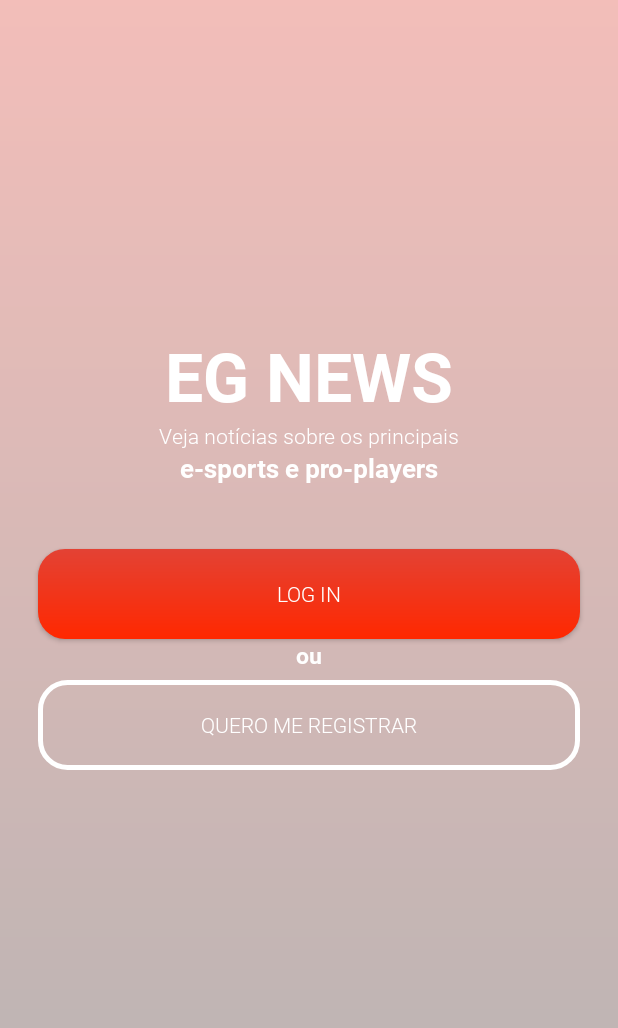
After one commit to Daniel-faculdade/e-news, an Android app: the layout activity_home.xml on its own in the app's theme, with its tools: preview values and no code run, on a phone screen of 412 x 824 dp. The commit adds this screen. Shown: the top 1028 px of the screen. Run offline under Robolectric (Android 15) with nearby library versions, the phone set to English and light mode, and no system bars.

Commit message:
criação home e service

```diff
--- a/app/src/main/AndroidManifest.xml
+++ b/app/src/main/AndroidManifest.xml
@@ -12,7 +12,7 @@
         android:roundIcon="@mipmap/ic_launcher_round"
         android:supportsRtl="true"
         android:theme="@style/Theme.Enews">
-        <activity android:name=".ui.activities.MainActivity">
+        <activity android:name=".ui.activities.HomeActivity">
             <intent-filter>
                 <action android:name="android.intent.action.MAIN" />
 
--- /dev/null
+++ b/app/src/main/java/br/com/stockstalk/enews/models/Account.kt
@@ -0,0 +1,7 @@
+package br.com.stockstalk.enews.models
+
+class Account {
+    var name: String? = ""
+    var email: String? = ""
+    var password: String? = ""
+}
--- /dev/null
+++ b/app/src/main/java/br/com/stockstalk/enews/services/AccountService.kt
@@ -0,0 +1,19 @@
+package br.com.stockstalk.enews.services
+
+import br.com.stockstalk.enews.models.Account
+import retrofit2.Call
+import retrofit2.http.Body
+import retrofit2.http.POST
+
+interface AccountService {
+
+    @POST("account")
+    fun create(@Body account: Account): Call<Account>
+
+    @POST("account/forgot")
+    fun forgot(@Body account: Account): Call<Void>
+    // Para os casos que a api não retornar JSON nenhum utilize o Void
+
+    @POST("account/auth")
+    fun auth(@Body account: Account): Call<Account>
+}
--- /dev/null
+++ b/app/src/main/java/br/com/stockstalk/enews/services/RetrofitInitializerUser.kt
@@ -0,0 +1,17 @@
+package br.com.stockstalk.enews.services
+
+import retrofit2.Retrofit
+import retrofit2.converter.gson.GsonConverterFactory
+
+class RetrofitInitializerUser {
+
+    private val retrofit = Retrofit.Builder()
+        .baseUrl("https://api.fluo.work/v1/")
+        .addConverterFactory(GsonConverterFactory.create())
+        .build()
+
+
+    fun AccountService(): AccountService{
+        return retrofit.create(AccountService::class.java)
+    }
+}
--- /dev/null
+++ b/app/src/main/java/br/com/stockstalk/enews/ui/activities/HomeActivity.kt
@@ -0,0 +1,13 @@
+package br.com.stockstalk.enews.ui.activities
+
+import android.os.Bundle
+import androidx.appcompat.app.AppCompatActivity
+import br.com.stockstalk.enews.R
+
+class HomeActivity: AppCompatActivity() {
+
+    override fun onCreate(savedInstanceState: Bundle?) {
+        super.onCreate(savedInstanceState)
+        setContentView(R.layout.activity_login)
+    }
+}
--- a/app/src/main/java/br/com/stockstalk/enews/ui/activities/MainActivity.kt
+++ b/app/src/main/java/br/com/stockstalk/enews/ui/activities/LoginActivity.kt
@@ -4,9 +4,9 @@ import androidx.appcompat.app.AppCompatActivity
 import android.os.Bundle
 import br.com.stockstalk.enews.R
 
-class MainActivity : AppCompatActivity() {
+class LoginActivity : AppCompatActivity() {
     override fun onCreate(savedInstanceState: Bundle?) {
         super.onCreate(savedInstanceState)
-        setContentView(R.layout.activity_main)
+        setContentView(R.layout.activity_login)
     }
 }
--- /dev/null
+++ b/app/src/main/java/br/com/stockstalk/enews/ui/activities/RegisterActivity.kt
@@ -0,0 +1,15 @@
+package br.com.stockstalk.enews.ui.activities
+
+import android.os.Bundle
+import androidx.appcompat.app.AppCompatActivity
+import br.com.stockstalk.enews.R
+
+class RegisterActivity : AppCompatActivity() {
+
+    override fun onCreate(savedInstanceState: Bundle?) {
+        super.onCreate(savedInstanceState)
+        setContentView(R.layout.activity_register)
+    }
+
+
+}
--- /dev/null
+++ b/app/src/main/res/drawable/button_background.xml
@@ -0,0 +1,10 @@
+<?xml version="1.0" encoding="utf-8"?>
+<shape xmlns:android="http://schemas.android.com/apk/res/android">
+    <gradient
+        android:angle="90"
+        android:startColor="@color/DarkOrange"
+        android:endColor="@color/lightOrange"
+        />
+    <corners
+        android:radius="18dp"/>
+</shape>
--- /dev/null
+++ b/app/src/main/res/drawable/buttonborder_background.xml
@@ -0,0 +1,9 @@
+<?xml version="1.0" encoding="utf-8"?>
+<shape xmlns:android="http://schemas.android.com/apk/res/android">
+    <solid
+        android:color="@color/transparent"
+        />
+    <stroke android:width="3dp" android:color="@color/white"/>
+    <corners
+        android:radius="18dp"/>
+</shape>
--- /dev/null
+++ b/app/src/main/res/drawable/home_background.xml
@@ -0,0 +1,10 @@
+<?xml version="1.0" encoding="utf-8"?>
+<shape xmlns:android="http://schemas.android.com/apk/res/android">
+<gradient
+    android:angle="90"
+    android:startColor="@color/brown"
+    android:endColor="@color/orange"
+    />
+
+
+</shape>
--- /dev/null
+++ b/app/src/main/res/layout/activity_home.xml
@@ -0,0 +1,82 @@
+<?xml version="1.0" encoding="utf-8"?>
+<RelativeLayout xmlns:android="http://schemas.android.com/apk/res/android"
+    android:layout_width="match_parent"
+    android:layout_height="match_parent"
+    android:background="@drawable/home_background">
+
+    <TextView
+        android:id="@+id/homeTitle"
+        android:layout_width="wrap_content"
+        android:layout_height="wrap_content"
+        android:layout_marginTop="220dp"
+        android:layout_centerHorizontal="true"
+        android:text="@string/eg_news"
+        android:textColor="@color/white"
+        android:textSize="45sp"
+        android:fontFamily="@font/roboto_bold"/>
+
+    <TextView
+        android:id="@+id/homeDesc"
+        android:layout_below="@id/homeTitle"
+        android:layout_centerHorizontal="true"
+        android:gravity="center"
+        android:fontFamily="@font/roboto_light"
+        android:layout_width="match_parent"
+        android:layout_height="wrap_content"
+        android:textColor="@color/white"
+        android:text="@string/veja_not_cias_sobre_os_principais"/>
+
+    <TextView
+        android:id="@+id/homeDesc2"
+        android:layout_width="wrap_content"
+        android:layout_height="wrap_content"
+        android:layout_below="@id/homeDesc"
+        android:fontFamily="@font/roboto_bold"
+        android:textColor="@color/white"
+        android:text="@string/e_sports_e_pro_players"
+        android:textSize="17sp"
+        android:layout_centerHorizontal="true"
+        />
+
+    <Button
+        android:id="@+id/loginButton"
+        android:layout_width="match_parent"
+        android:layout_marginHorizontal="25dp"
+        android:layout_marginTop="42dp"
+        android:layout_height="60dp"
+        android:layout_below="@id/homeDesc2"
+        android:background="@drawable/button_background"
+        android:layout_centerHorizontal="true"
+        android:text="Log in"
+        android:fontFamily="@font/roboto_light"
+        android:textColor="@color/white"
+        />
+
+    <TextView
+        android:id="@+id/ou"
+        android:layout_width="wrap_content"
+        android:layout_height="wrap_content"
+        android:layout_below="@id/loginButton"
+        android:layout_centerHorizontal="true"
+        android:fontFamily="@font/roboto_bold"
+        android:textSize="15sp"
+        android:textColor="@color/white"
+        android:text="ou"/>
+
+    <Button
+        android:id="@+id/registerButton"
+        android:layout_width="match_parent"
+        android:layout_marginHorizontal="25dp"
+        android:layout_marginTop="6dp"
+        android:layout_height="60dp"
+        android:layout_below="@id/ou"
+        android:background="@drawable/buttonborder_background"
+        android:layout_centerHorizontal="true"
+        android:text="QUERO ME REGISTRAR"
+        android:fontFamily="@font/roboto_light"
+        android:textColor="@color/white"
+        />
+
+
+
+</RelativeLayout>
--- a/app/src/main/res/layout/activity_main.xml
+++ b/app/src/main/res/layout/activity_login.xml
@@ -4,7 +4,7 @@
     xmlns:tools="http://schemas.android.com/tools"
     android:layout_width="match_parent"
     android:layout_height="match_parent"
-    tools:context=".ui.activities.MainActivity">
+    tools:context=".ui.activities.LoginActivity">
 
 
 </androidx.constraintlayout.widget.ConstraintLayout>
--- /dev/null
+++ b/app/src/main/res/layout/activity_register.xml
@@ -0,0 +1,6 @@
+<?xml version="1.0" encoding="utf-8"?>
+<RelativeLayout xmlns:android="http://schemas.android.com/apk/res/android"
+    android:layout_width="match_parent"
+    android:layout_height="match_parent">
+
+</RelativeLayout>
--- a/app/src/main/res/values/colors.xml
+++ b/app/src/main/res/values/colors.xml
@@ -7,4 +7,9 @@
     <color name="teal_700">#FF018786</color>
     <color name="black">#FF000000</color>
     <color name="white">#FFFFFFFF</color>
+    <color name="orange">#54E34234</color>
+    <color name="brown">#54282120</color>
+    <color name="DarkOrange">#ff2800</color>
+    <color name="lightOrange">#e34234</color>
+    <color name="transparent">#00FFFFFF</color>
 </resources>
--- a/app/src/main/res/values/strings.xml
+++ b/app/src/main/res/values/strings.xml
@@ -1,3 +1,6 @@
 <resources>
     <string name="app_name">E-news</string>
+    <string name="eg_news">EG NEWS</string>
+    <string name="e_sports_e_pro_players">e-sports e pro-players</string>
+    <string name="veja_not_cias_sobre_os_principais">Veja notícias sobre os principais</string>
 </resources>
```
Also changed, not shown: app/src/main/res/font/roboto_bold.ttf (added), app/src/main/res/font/roboto_light.ttf (added), app/src/main/res/font/roboto_medium.ttf (added), app/src/main/res/font/roboto_regular.ttf (added).
